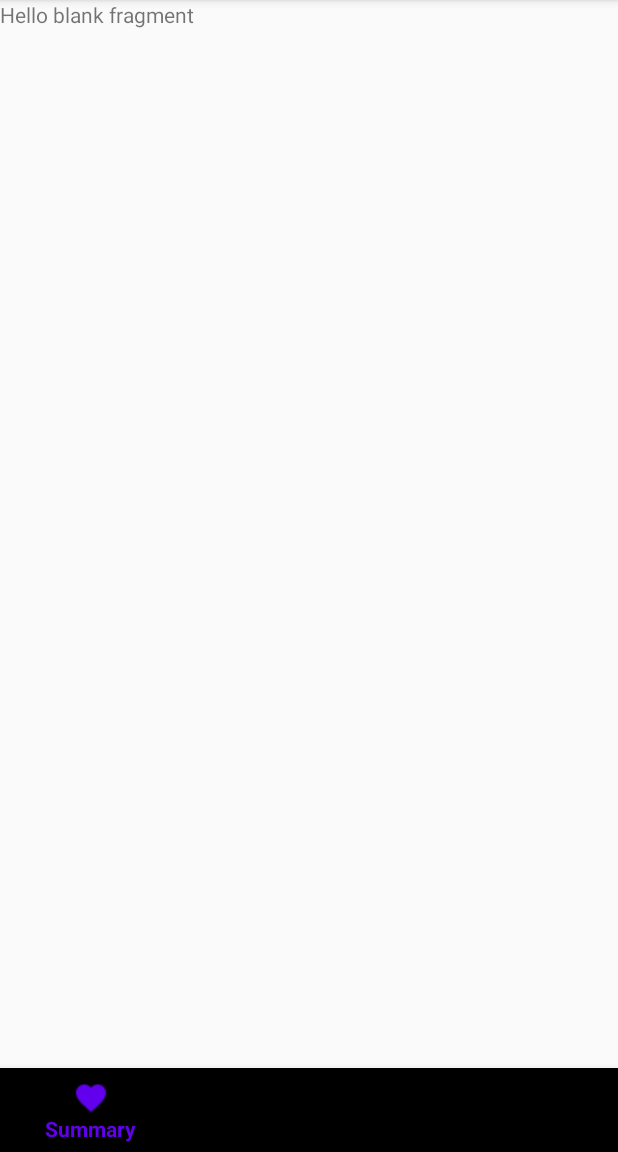
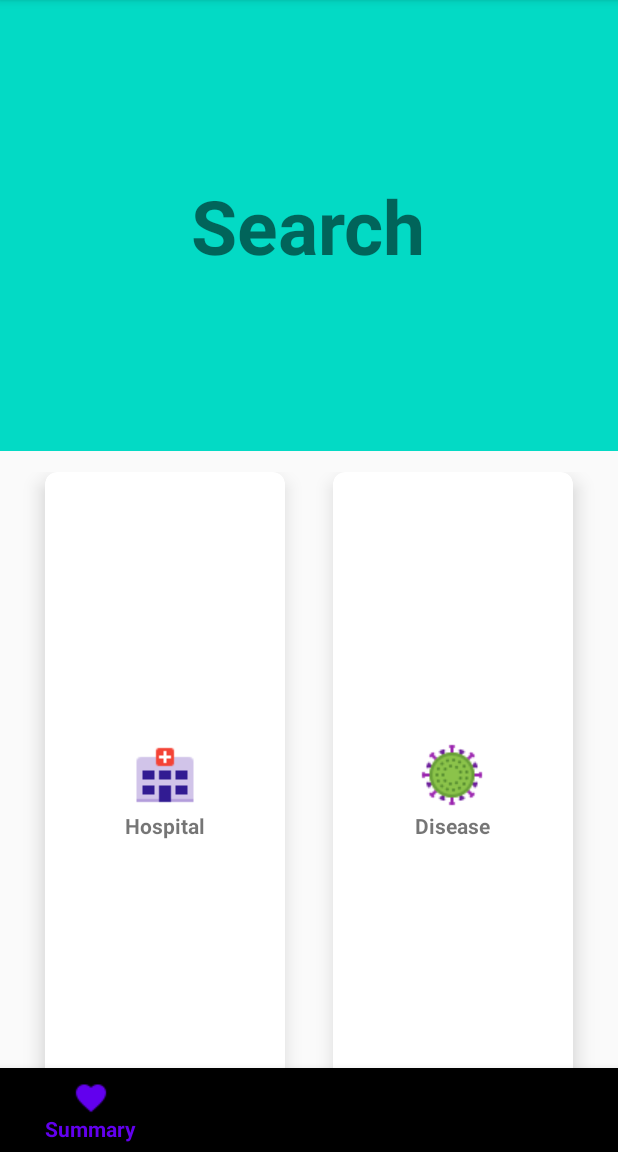
Before and after one commit to jhoong003/guavas2, an Android app: the hospital screen opened through its navigation route, on a phone screen of 412 x 824 dp, the part 84-1236 px from its top. Run offline under Robolectric (Android 15) with nearby library versions, the phone set to English and light mode, and no system bars.

Commit message:
fragment_hospital.xml is updated

```diff
--- a/app/src/main/res/layout/fragment_hospital.xml
+++ b/app/src/main/res/layout/fragment_hospital.xml
@@ -1,14 +1,88 @@
 <?xml version="1.0" encoding="utf-8"?>
-<FrameLayout xmlns:android="http://schemas.android.com/apk/res/android"
+<LinearLayout xmlns:android="http://schemas.android.com/apk/res/android"
+    xmlns:app="http://schemas.android.com/apk/res-auto"
     xmlns:tools="http://schemas.android.com/tools"
+    android:orientation="vertical"
     android:layout_width="match_parent"
     android:layout_height="match_parent"
-    tools:context=".hospital">
+    android:weightSum="6"
+    tools:context=".search">
 
-    <!-- TODO: Update blank fragment layout -->
-    <TextView
+    <RelativeLayout
+        android:background="@color/colorAccent"
+        android:layout_weight="2"
         android:layout_width="match_parent"
-        android:layout_height="match_parent"
-        android:text="@string/hello_blank_fragment" />
+        android:layout_height="wrap_content">
+        <TextView
+            android:layout_width="wrap_content"
+            android:layout_height="wrap_content"
+            android:text="@string/search"
+            android:textSize="50sp"
+            android:layout_centerInParent="true"
+            android:textStyle="bold" />
+    </RelativeLayout>
 
-</FrameLayout>
+    <GridLayout
+        android:id="@+id/grid_layout"
+        android:layout_weight="4"
+        android:layout_width="match_parent"
+        android:rowCount="1"
+        android:columnCount="2"
+        android:alignmentMode="alignMargins"
+        android:columnOrderPreserved="false"
+        android:padding="14dp"
+        android:layout_height="0dp">
+
+
+        <!--Row1, Column1-->
+        <androidx.cardview.widget.CardView
+            android:id="@+id/hospitalBut"
+            android:layout_height="0dp"
+            android:layout_width="0dp"
+            android:layout_rowWeight="1"
+            android:layout_columnWeight="1"
+            android:layout_marginLeft="16dp"
+            android:layout_marginRight="16dp"
+            android:layout_marginBottom="16dp"
+            app:cardCornerRadius="8dp"
+            app:cardElevation="8dp">
+
+            <TextView
+                android:layout_gravity="center_horizontal|center_vertical"
+                android:drawableTop="@drawable/ic_hospital"
+                android:layout_width="wrap_content"
+                android:layout_height="wrap_content"
+                android:text="@string/search_hospital"
+                android:textStyle="bold"/>
+
+
+        </androidx.cardview.widget.CardView>
+
+        <!--Row1, Column2-->
+        <androidx.cardview.widget.CardView
+            android:id="@+id/diseaseBut"
+            android:layout_height="0dp"
+            android:layout_width="0dp"
+            android:layout_rowWeight="1"
+            android:layout_columnWeight="1"
+            android:layout_marginLeft="16dp"
+            android:layout_marginRight="16dp"
+            android:layout_marginBottom="16dp"
+            app:cardCornerRadius="8dp"
+            app:cardElevation="8dp">
+
+            <TextView
+                android:layout_gravity="center_horizontal|center_vertical"
+                android:drawableTop="@drawable/ic_disease"
+                android:layout_width="wrap_content"
+                android:layout_height="wrap_content"
+                android:text="@string/search_disease"
+                android:textStyle="bold"/>
+
+        </androidx.cardview.widget.CardView>
+
+
+    </GridLayout>
+
+
+</LinearLayout>
--- a/app/src/main/res/values/strings.xml
+++ b/app/src/main/res/values/strings.xml
@@ -3,4 +3,7 @@
 
     <!-- TODO: Remove or change this placeholder text -->
     <string name="hello_blank_fragment">Hello blank fragment</string>
+    <string name="search">Search</string>
+    <string name="search_hospital">Hospital</string>
+    <string name="search_disease">Disease</string>
 </resources>
```
Also changed, not shown: app/src/main/res/drawable/ic_disease.png (added), app/src/main/res/drawable/ic_hospital.png (added).
